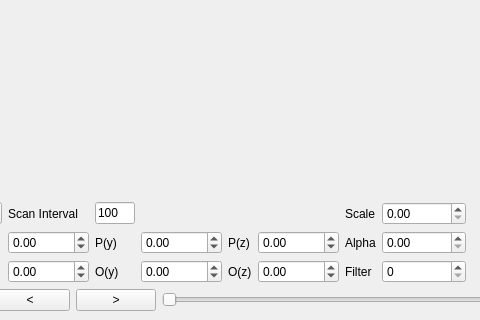
Qt form pclviewer.ui (iamkevinzhao/Liver6D) before a commit; both pictures show x 111 to 591 and y 179 to 499 of the 966 by 499 pixel window.
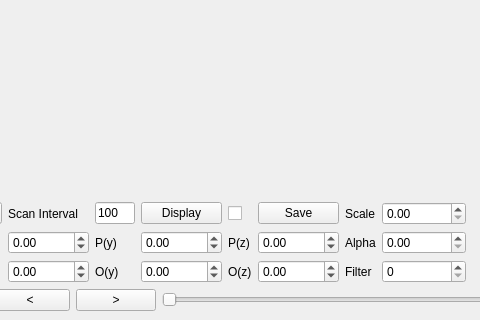
The same form after that commit. Custom widgets are drawn as their Qt base class.

What changed in the file:
```diff
--- a/pclviewer.ui
+++ b/pclviewer.ui
@@ -239,6 +239,27 @@
             </property>
            </widget>
           </item>
+          <item row="0" column="9">
+           <widget class="QPushButton" name="SaveButton">
+            <property name="text">
+             <string>Save</string>
+            </property>
+           </widget>
+          </item>
+          <item row="0" column="8">
+           <widget class="QCheckBox" name="DisplayBox">
+            <property name="text">
+             <string/>
+            </property>
+           </widget>
+          </item>
+          <item row="0" column="7">
+           <widget class="QPushButton" name="DisplayButton">
+            <property name="text">
+             <string>Display</string>
+            </property>
+           </widget>
+          </item>
          </layout>
         </item>
         <item>
```
